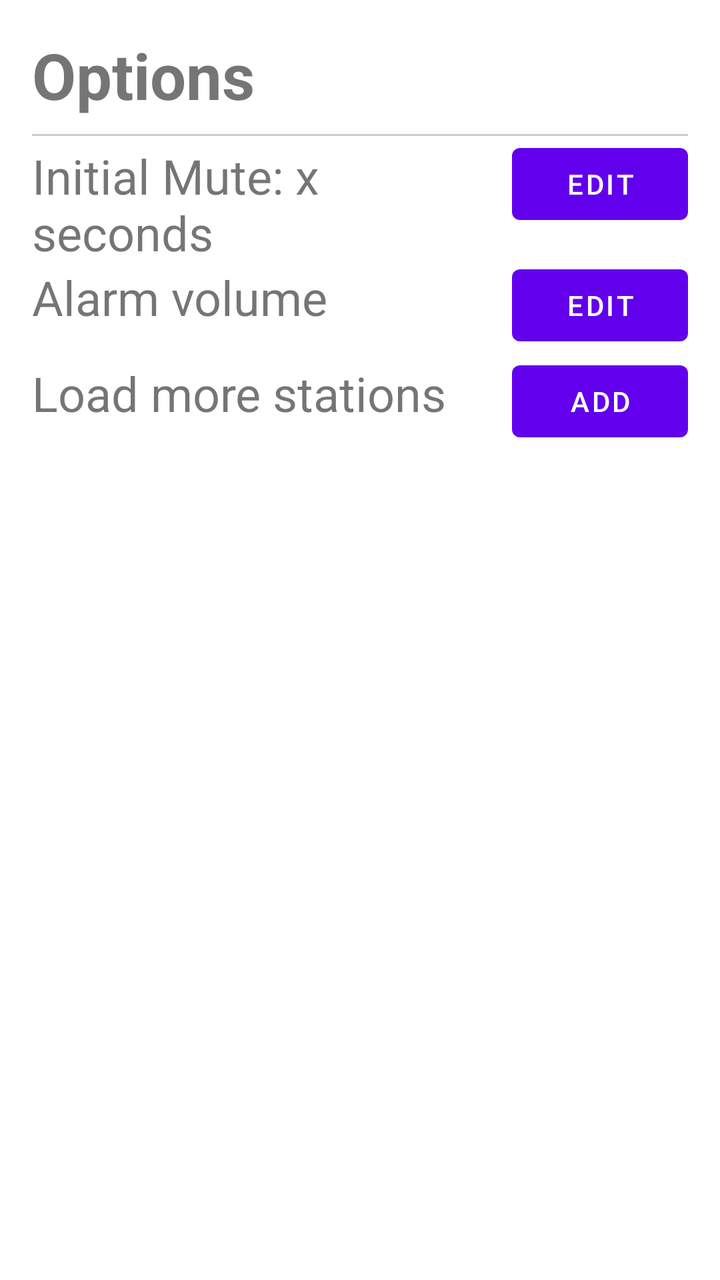
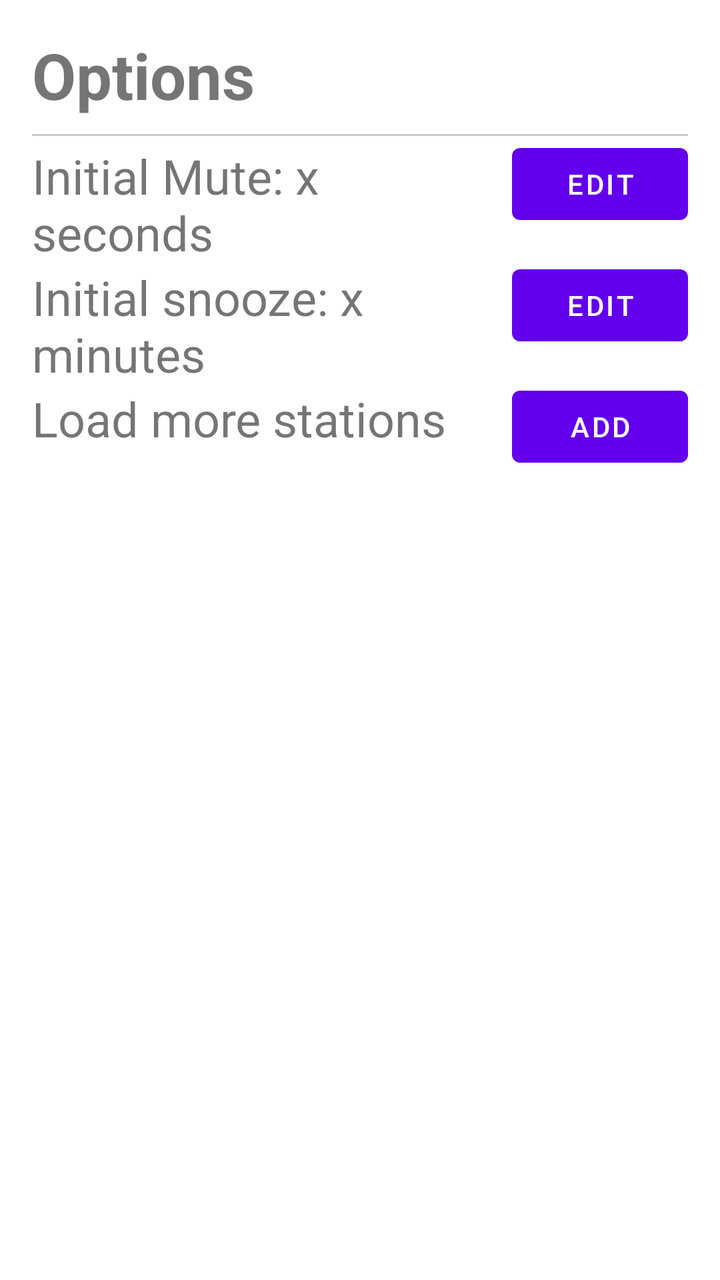

Before-and-after screenshots of an Android layout around one commit, followed by the original layout XML and the change that was made.
<!-- AndroidManifest.xml: application theme Theme.BskiRadioAlarm -->
<!-- res/layout/fragment_options.xml -->
<?xml version="1.0" encoding="utf-8"?>
<androidx.constraintlayout.widget.ConstraintLayout xmlns:android="http://schemas.android.com/apk/res/android"
    xmlns:app="http://schemas.android.com/apk/res-auto"
    xmlns:tools="http://schemas.android.com/tools"
    android:layout_width="match_parent"
    android:layout_height="match_parent"
    android:padding="16dp"
    tools:context=".ui.options.OptionsFragment">



    <LinearLayout
        android:layout_width="match_parent"
        android:layout_height="wrap_content"
        android:orientation="vertical">

        <TextView
            android:id="@+id/sectionTitle"
            android:layout_width="match_parent"
            android:layout_height="wrap_content"
            android:text="Options"
            android:textSize="32sp"
            android:textStyle="bold"
            android:paddingBottom="8dp" />

        <View
            android:layout_width="match_parent"
            android:layout_height="1dp"
            android:background="#CCCCCC" />

        <LinearLayout
            xmlns:android="http://schemas.android.com/apk/res/android"
            android:layout_width="match_parent"
            android:layout_height="wrap_content"
            android:orientation="horizontal">

            <TextView
                android:id="@+id/muteInfo"
                android:layout_width="wrap_content"
                android:layout_height="wrap_content"
                android:layout_weight="1"
                android:textSize="24dp"
                android:text="Initial Mute: x seconds" />


            <Button
                android:id="@+id/muteWheelBtn"
                android:layout_width="wrap_content"
                android:layout_height="wrap_content"
                android:text="Edit" />

        </LinearLayout>

        <LinearLayout
            xmlns:android="http://schemas.android.com/apk/res/android"
            android:layout_width="match_parent"
            android:layout_height="wrap_content"
            android:orientation="horizontal">
            <TextView
                android:layout_width="wrap_content"
                android:layout_height="wrap_content"
                android:layout_weight="1"
                android:textSize="24dp"
                android:text="Alarm volume" />
            <Button
                android:id="@+id/soundSettingsBtn"
                android:layout_width="wrap_content"
                android:layout_height="wrap_content"
                android:text="Edit" />
        </LinearLayout>

        <LinearLayout
            xmlns:android="http://schemas.android.com/apk/res/android"
            android:layout_width="match_parent"
            android:layout_height="wrap_content"
            android:orientation="horizontal">
            <TextView
                android:layout_width="wrap_content"
                android:layout_height="wrap_content"
                android:layout_weight="1"
                android:textSize="24dp"
                android:text="Load more stations" />
            <Button
                android:id="@+id/loadMoreBtn"
                android:layout_width="wrap_content"
                android:layout_height="wrap_content"
                android:text="Add" />
        </LinearLayout>

    </LinearLayout>

</androidx.constraintlayout.widget.ConstraintLayout>
<!-- resources referenced by this layout -->
<resources>
  <style name="Theme.BskiRadioAlarm" parent="Theme.MaterialComponents.DayNight.DarkActionBar">
          
          <item name="colorPrimary">@color/purple_500</item>
          <item name="colorPrimaryVariant">@color/purple_700</item>
          <item name="colorOnPrimary">@color/white</item>
          
          <item name="colorSecondary">@color/teal_200</item>
          <item name="colorSecondaryVariant">@color/teal_700</item>
          <item name="colorOnSecondary">@color/black</item>
          
          <item name="android:statusBarColor">?attr/colorPrimaryVariant</item>
          
      </style>
  <color name="purple_500">#FF6200EE</color>
  <color name="purple_700">#FF3700B3</color>
  <color name="white">#FFFFFFFF</color>
  <color name="teal_200">#FF03DAC5</color>
  <color name="teal_700">#FF018786</color>
  <color name="black">#FF000000</color>
</resources>

<!-- the commit's change to res/layout/fragment_options.xml (unified diff, before → after) -->
@@ -33,7 +33,6 @@
             android:layout_width="match_parent"
             android:layout_height="wrap_content"
             android:orientation="horizontal">
-
             <TextView
                 android:id="@+id/muteInfo"
                 android:layout_width="wrap_content"
@@ -41,14 +40,11 @@
                 android:layout_weight="1"
                 android:textSize="24dp"
                 android:text="Initial Mute: x seconds" />
-
-
             <Button
                 android:id="@+id/muteWheelBtn"
                 android:layout_width="wrap_content"
                 android:layout_height="wrap_content"
                 android:text="Edit" />
-
         </LinearLayout>
 
         <LinearLayout
@@ -57,17 +53,36 @@
             android:layout_height="wrap_content"
             android:orientation="horizontal">
             <TextView
+                android:id="@+id/snoozeInfo"
                 android:layout_width="wrap_content"
                 android:layout_height="wrap_content"
                 android:layout_weight="1"
                 android:textSize="24dp"
-                android:text="Alarm volume" />
+                android:text="Initial snooze: x minutes" />
             <Button
-                android:id="@+id/soundSettingsBtn"
+                android:id="@+id/snoozeWheelBtn"
                 android:layout_width="wrap_content"
                 android:layout_height="wrap_content"
                 android:text="Edit" />
         </LinearLayout>
+
+
+
+
+
+
+
+
+
+
+
+
+
+
+
+
+
+
 
         <LinearLayout
             xmlns:android="http://schemas.android.com/apk/res/android"
